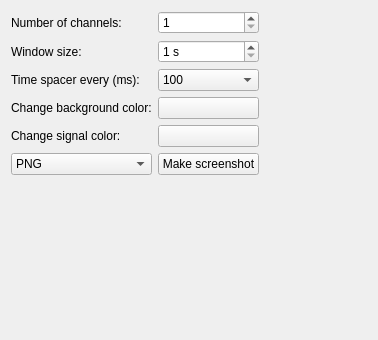
mne-tools/mne-cpp, file libraries/disp/viewers/formfiles/fiffrawviewsettings.ui: the form before one commit.
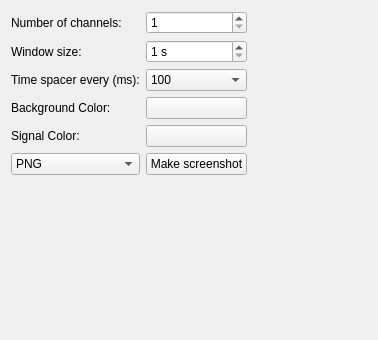
The form after the commit.

Commit message: MAINT: Change wording on signaland background color select

What changed in the file:
```diff
--- a/libraries/disp/viewers/formfiles/fiffrawviewsettings.ui
+++ b/libraries/disp/viewers/formfiles/fiffrawviewsettings.ui
@@ -71,7 +71,7 @@
      <item row="4" column="0">
       <widget class="QLabel" name="label_signalColor">
        <property name="text">
-        <string>Change signal color:</string>
+        <string>Signal Color:</string>
        </property>
       </widget>
      </item>
@@ -111,7 +111,7 @@
      <item row="3" column="0">
       <widget class="QLabel" name="label_backgroundColor">
        <property name="text">
-        <string>Change background color:</string>
+        <string>Background Color:</string>
        </property>
       </widget>
      </item>
```
